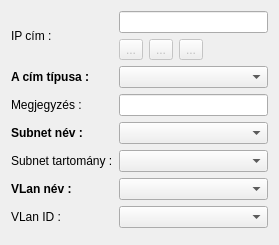
This is lv2g/edit_ip.ui in csikfer/lanview2 as Qt 5 draws it before an edit. The edited form follows.
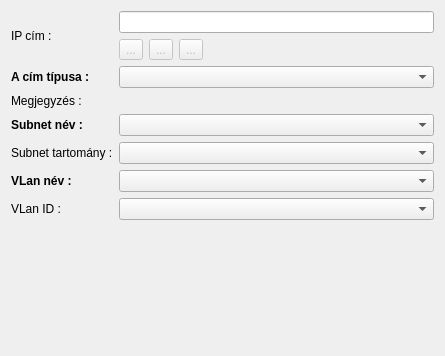
This is the edited form. Icons and pictures are not drawn.

Diff of the .ui file:
```diff
--- a/lv2g/edit_ip.ui
+++ b/lv2g/edit_ip.ui
@@ -6,8 +6,8 @@
    <rect>
     <x>0</x>
     <y>0</y>
-    <width>279</width>
-    <height>225</height>
+    <width>445</width>
+    <height>356</height>
    </rect>
   </property>
   <property name="windowTitle">
@@ -123,9 +123,6 @@
      </property>
     </widget>
    </item>
-   <item row="2" column="1">
-    <widget class="QLineEdit" name="lineEditIpNote"/>
-   </item>
    <item row="3" column="0">
     <widget class="QLabel" name="labelSubNet">
      <property name="font">
```
Left out of the diff: 31 changed lines with no effect on the pictures.
